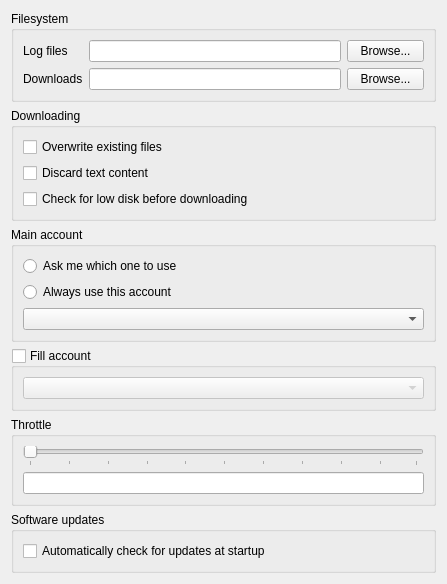
ensisoft/newsflash-plus, file gui/coresettings.ui: the form before one commit.
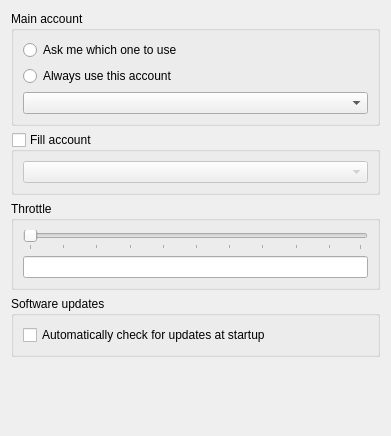
The form after the commit.

Commit message:
Support media type specific download folders
Support media type specific download folders instead of one generic
download folder. This allows user to specify a different default
download folder for different types of media instead of using just
a single location. This is handy for separating the content like
is normally done.

User can still use a specific download location as before.

Issue #64

```diff
--- a/gui/coresettings.ui
+++ b/gui/coresettings.ui
@@ -6,132 +6,14 @@
    <rect>
     <x>0</x>
     <y>0</y>
-    <width>447</width>
-    <height>583</height>
+    <width>391</width>
+    <height>436</height>
    </rect>
   </property>
   <property name="windowTitle">
    <string>Settings</string>
   </property>
   <layout class="QVBoxLayout" name="verticalLayout">
-   <item>
-    <widget class="QGroupBox" name="groupBox">
-     <property name="title">
-      <string>Filesystem</string>
-     </property>
-     <layout class="QHBoxLayout" name="horizontalLayout_6">
-      <item>
-       <layout class="QGridLayout" name="gridLayout">
-        <item row="0" column="0">
-         <widget class="QLabel" name="label_2">
-          <property name="text">
-           <string>Log files</string>
-          </property>
-         </widget>
-        </item>
-        <item row="0" column="1">
-         <widget class="QLineEdit" name="editLogFiles">
-          <property name="sizePolicy">
-           <sizepolicy hsizetype="Minimum" vsizetype="Fixed">
-            <horstretch>0</horstretch>
-            <verstretch>0</verstretch>
-           </sizepolicy>
-          </property>
-          <property name="toolTip">
-           <string>Location for application log files</string>
-          </property>
-         </widget>
-        </item>
-        <item row="0" column="2">
-         <widget class="QPushButton" name="btnBrowseLog">
-          <property name="maximumSize">
-           <size>
-            <width>77</width>
-            <height>16777215</height>
-           </size>
-          </property>
-          <property name="text">
-           <string>Browse...</string>
-          </property>
-         </widget>
-        </item>
-        <item row="1" column="0">
-         <widget class="QLabel" name="label_3">
-          <property name="text">
-           <string>Downloads</string>
-          </property>
-         </widget>
-        </item>
-        <item row="1" column="1">
-         <widget class="QLineEdit" name="editDownloads">
-          <property name="sizePolicy">
-           <sizepolicy hsizetype="Expanding" vsizetype="Fixed">
-            <horstretch>0</horstretch>
-            <verstretch>0</verstretch>
-           </sizepolicy>
-          </property>
-          <property name="toolTip">
-           <string>Default location for downloads</string>
-          </property>
-         </widget>
-        </item>
-        <item row="1" column="2">
-         <widget class="QPushButton" name="btnBrowseDownloads">
-          <property name="maximumSize">
-           <size>
-            <width>77</width>
-            <height>16777215</height>
-           </size>
-          </property>
-          <property name="text">
-           <string>Browse...</string>
-          </property>
-         </widget>
-        </item>
-       </layout>
-      </item>
-     </layout>
-    </widget>
-   </item>
-   <item>
-    <widget class="QGroupBox" name="groupBox_8">
-     <property name="title">
-      <string>Downloading</string>
-     </property>
-     <layout class="QGridLayout" name="gridLayout_4">
-      <item row="0" column="0">
-       <widget class="QCheckBox" name="chkOverwriteExisting">
-        <property name="toolTip">
-         <string/>
-        </property>
-        <property name="layoutDirection">
-         <enum>Qt::LeftToRight</enum>
-        </property>
-        <property name="text">
-         <string>Overwrite existing files</string>
-        </property>
-       </widget>
-      </item>
-      <item row="1" column="0">
-       <widget class="QCheckBox" name="chkDiscardText">
-        <property name="layoutDirection">
-         <enum>Qt::LeftToRight</enum>
-        </property>
-        <property name="text">
-         <string>Discard text content</string>
-        </property>
-       </widget>
-      </item>
-      <item row="2" column="0">
-       <widget class="QCheckBox" name="chkCheckLowDisk">
-        <property name="text">
-         <string>Check for low disk before downloading</string>
-        </property>
-       </widget>
-      </item>
-     </layout>
-    </widget>
-   </item>
    <item>
     <widget class="QGroupBox" name="groupBox_9">
      <property name="title">
@@ -244,6 +126,19 @@
      </layout>
     </widget>
    </item>
+   <item>
+    <spacer name="verticalSpacer">
+     <property name="orientation">
+      <enum>Qt::Vertical</enum>
+     </property>
+     <property name="sizeHint" stdset="0">
+      <size>
+       <width>20</width>
+       <height>40</height>
+      </size>
+     </property>
+    </spacer>
+   </item>
   </layout>
  </widget>
  <tabstops>
```
Left out of the diff: 7 changed lines with no effect on the pictures. The commit also changes 23 other files.
